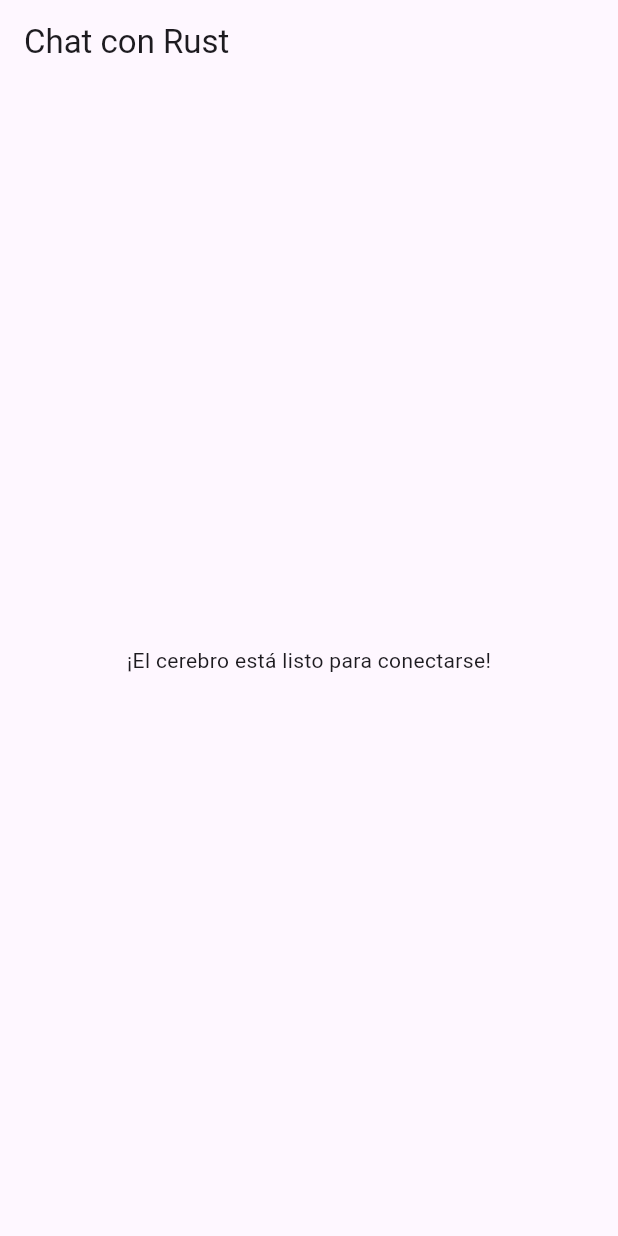
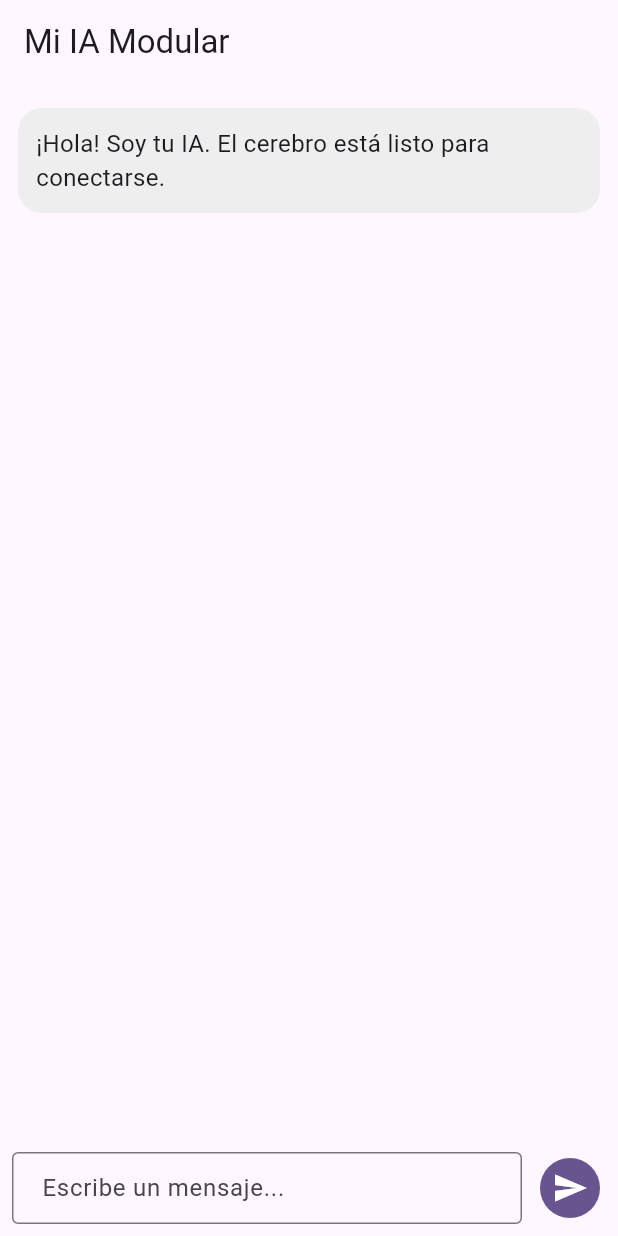
Before and after one commit to kincastillo66-cpu/Mi-IA-en-rust, a Flutter app: the screen it shows after launch, on a phone screen of 412 x 824 dp. Run offline on Flutter 3.47's test engine with Material 3 defaults, Android fonts, the phone set to English and light mode, and no system bars.

Commit message:
Actualizar main.dart

```diff
--- a/lib/main.dart
+++ b/lib/main.dart
@@ -8,7 +8,7 @@ class MiIAApp extends StatelessWidget {
   @override
   Widget build(BuildContext context) {
     return MaterialApp(
-      title: 'Mi IA en Rust',
+      title: 'Mi IA',
       theme: ThemeData(
         colorScheme: ColorScheme.fromSeed(seedColor: Colors.deepPurple),
         useMaterial3: true,
@@ -18,15 +18,82 @@ class MiIAApp extends StatelessWidget {
   }
 }
 
-class ChatScreen extends StatelessWidget {
+class ChatScreen extends StatefulWidget {
   const ChatScreen({super.key});
+
+  @override
+  State<ChatScreen> createState() => _ChatScreenState();
+}
+
+class _ChatScreenState extends State<ChatScreen> {
+  final TextEditingController _textController = TextEditingController();
+  final List<Map<String, String>> _messages = [
+    {'role': 'assistant', 'text': '¡Hola! Soy tu IA. El cerebro está listo para conectarse.'}
+  ];
+
+  void _sendMessage() {
+    if (_textController.text.trim().isEmpty) return;
+
+    setState(() {
+      _messages.add({'role': 'user', 'text': _textController.text});
+      // Aquí conectaremos el modelo más adelante
+      _messages.add({'role': 'assistant', 'text': 'Procesando respuesta con el cerebro... (Próximamente)'});
+    });
+    _textController.clear();
+  }
 
   @override
   Widget build(BuildContext context) {
     return Scaffold(
-      appBar: AppBar(title: const Text('Chat con Rust')),
-      body: const Center(
-        child: Text('¡El cerebro está listo para conectarse!'),
+      appBar: AppBar(title: const Text('Mi IA Modular')),
+      body: Column(
+        children: [
+          Expanded(
+            child: ListView.builder(
+              padding: const EdgeInsets.all(12),
+              itemCount: _messages.length,
+              itemBuilder: (context, index) {
+                final msg = _messages[index];
+                final isUser = msg['role'] == 'user';
+                return Align(
+                  alignment: isUser ? Alignment.centerRight : Alignment.centerLeft,
+                  child: Container(
+                    margin: const EdgeInsets.symmetric(vertical: 4),
+                    padding: const EdgeInsets.all(12),
+                    decoration: BoxDecoration(
+                      color: isUser ? Colors.deepPurple.shade100 : Colors.grey.shade200,
+                      borderRadius: BorderRadius.circular(16),
+                    ),
+                    child: Text(msg['text'] ?? '', style: const TextStyle(fontSize: 16)),
+                  ),
+                );
+              },
+            ),
+          ),
+          Padding(
+            padding: const EdgeInsets.all(8.0),
+            child: Row(
+              children: [
+                Expanded(
+                  child: TextField(
+                    controller: _textController,
+                    decoration: const InputDecoration(
+                      hintText: 'Escribe un mensaje...',
+                      border: OutlineInputBorder(),
+                      contentPadding: EdgeInsets.symmetric(horizontal: 16, vertical: 12),
+                    ),
+                    onSubmitted: (_) => _sendMessage(),
+                  ),
+                ),
+                const SizedBox(width: 8),
+                IconButton.filled(
+                  onPressed: _sendMessage,
+                  icon: const Icon(Icons.send),
+                ),
+              ],
+            ),
+          ),
+        ],
       ),
     );
   }
```
